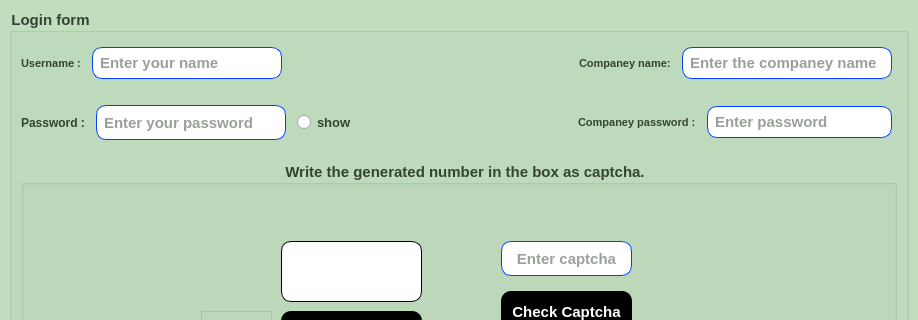
ArashTLO/Projob, file 1widget/loginpage.ui: the form before one commit; both pictures show x 0 to 918 and y 0 to 320 of the 918 by 553 pixel window.
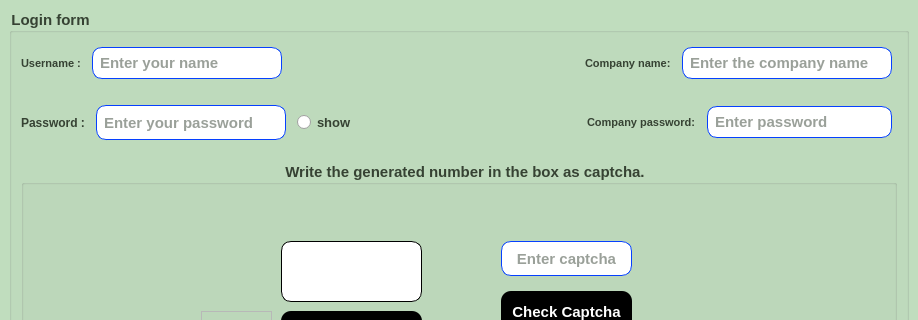
The form after the commit. Icons and pictures are not drawn.

What changed in the file:
```diff
--- a/1widget/loginpage.ui
+++ b/1widget/loginpage.ui
@@ -269,7 +269,7 @@
               <string notr="true">color: rgb(54, 66, 51);</string>
              </property>
              <property name="text">
-              <string>Companey name:</string>
+              <string>Company name:</string>
              </property>
             </widget>
            </item>
@@ -326,7 +326,7 @@
 </string>
              </property>
              <property name="placeholderText">
-              <string>Enter the companey name</string>
+              <string>Enter the company name</string>
              </property>
              <property name="clearButtonEnabled">
               <bool>false</bool>
@@ -487,9 +487,12 @@
              <property name="orientation">
               <enum>Qt::Horizontal</enum>
              </property>
+             <property name="sizeType">
+              <enum>QSizePolicy::Expanding</enum>
+             </property>
              <property name="sizeHint" stdset="0">
               <size>
-               <width>50</width>
+               <width>80</width>
                <height>40</height>
               </size>
              </property>
@@ -509,7 +512,7 @@
               <string notr="true">color: rgb(54, 66, 51);</string>
              </property>
              <property name="text">
-              <string>Companey password :</string>
+              <string>Company password:</string>
              </property>
             </widget>
            </item>
```
Left out of the diff: 2 changed lines with no effect on the pictures.
